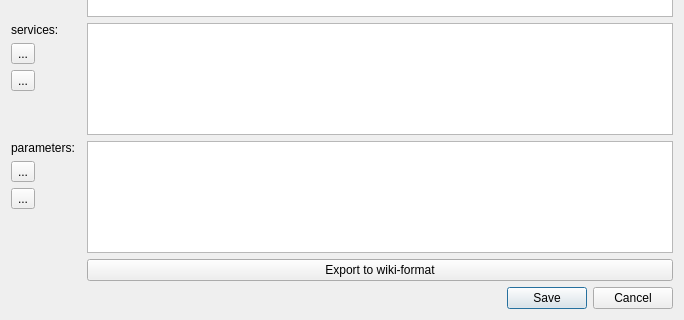
Before: the Qt Designer form rxDev/src/specFileEdit.ui in songxuchao/rxdeveloper-ros-pkg, drawn with Qt 5; both pictures show x 0 to 684 and y 280 to 600 of the 684 by 600 pixel window.
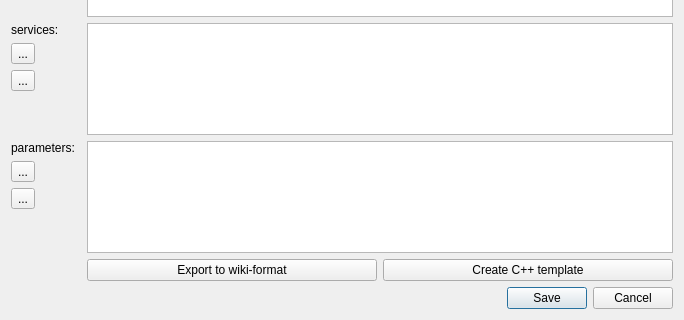
After: the same form once the commit is applied. Icons and pictures are not drawn.

Commit message: Version 1.2 +added feature to create template c++-files from specfiles

What changed in the file:
```diff
--- a/rxDev/src/specFileEdit.ui
+++ b/rxDev/src/specFileEdit.ui
@@ -229,11 +229,22 @@
     </widget>
    </item>
    <item row="11" column="1">
+    <layout class="QHBoxLayout" name="horizontalLayout">
+     <item>
     <widget class="QPushButton" name="pushButton_wiki">
      <property name="text">
       <string>Export to wiki-format</string>
      </property>
     </widget>
+     </item>
+     <item>
+      <widget class="QPushButton" name="pushButton_createCpp">
+       <property name="text">
+        <string>Create C++ template</string>
+       </property>
+      </widget>
+     </item>
+    </layout>
    </item>
   </layout>
   <action name="actionDelete_sub">
```
Left out of the diff: 2 changed lines with no effect on the pictures. Lines whose indentation alone changed are shown as unchanged. The commit also changes 4 other files.
